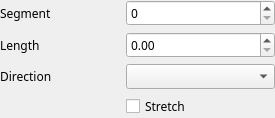
The window that ui/chain.ui (leixingyu/autoRigger) describes before a commit, drawn with Qt 5.
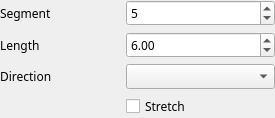
The same window after the commit.

Commit message: added default value for ui

```diff
--- a/ui/chain.ui
+++ b/ui/chain.ui
@@ -35,6 +35,9 @@
          <family>Bahnschrift Light</family>
         </font>
        </property>
+       <property name="value">
+        <number>5</number>
+       </property>
       </widget>
      </item>
      <item row="1" column="0">
@@ -65,6 +68,9 @@
          <family>Bahnschrift</family>
         </font>
        </property>
+       <property name="value">
+        <double>6.000000000000000</double>
+       </property>
       </widget>
      </item>
      <item row="0" column="0">
```
The commit also changes 2 other files.
